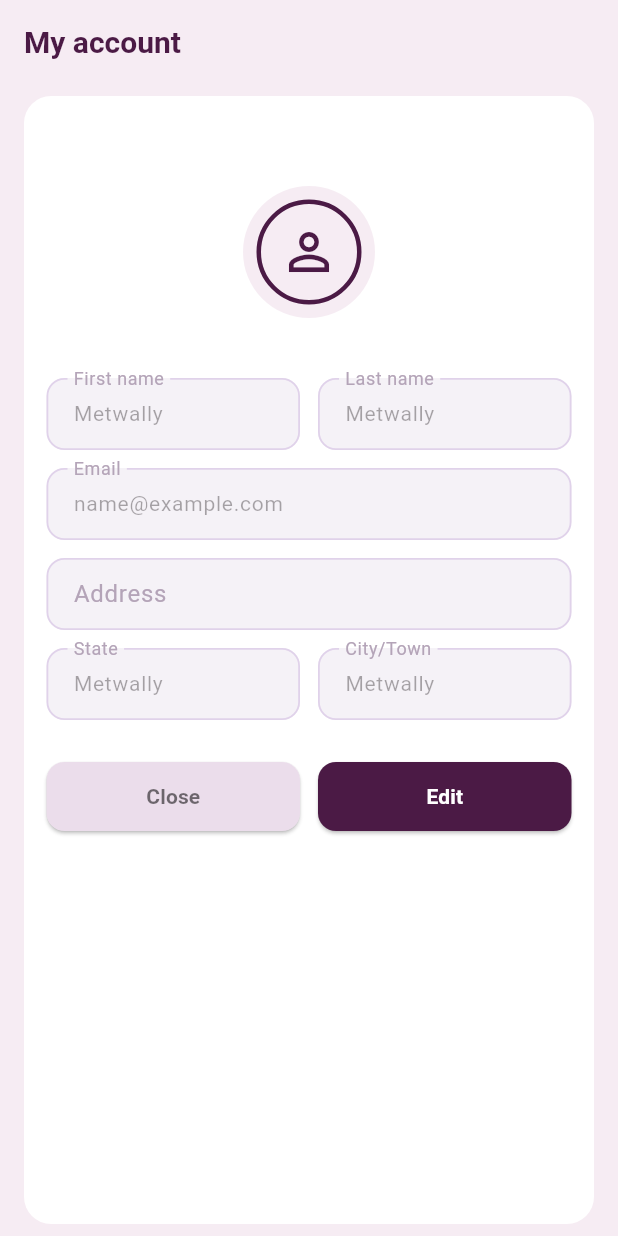
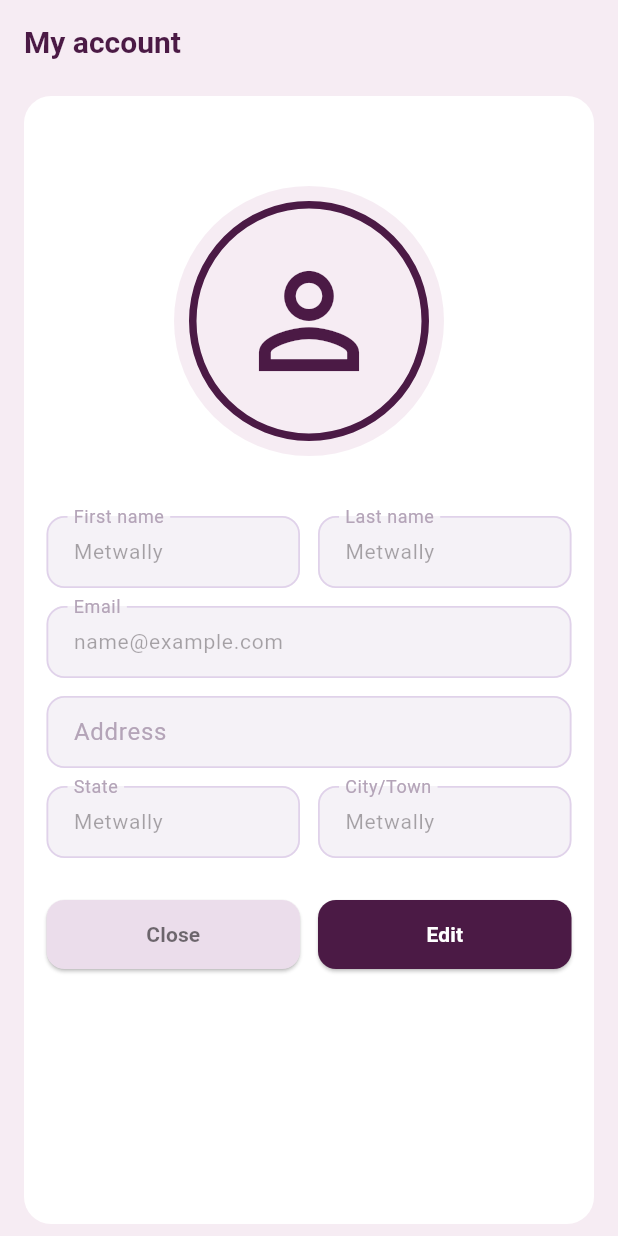
Before and after one commit to IbrahimElshishtawy/animel_setup, a Flutter app: the MyAccountScreen screen opened by its route, on a phone screen of 412 x 824 dp. Run offline on Flutter 3.47's test engine with Material 3 defaults, Android fonts, the phone set to English and light mode, and no system bars; our stand-ins replace go_router; Roboto replaces fonts that are missing (Poppins).

Commit message:
Update account_header_icon.dart

```diff
--- a/animel_core/lib/features/profile/widgets/account_header_icon.dart
+++ b/animel_core/lib/features/profile/widgets/account_header_icon.dart
@@ -7,18 +7,18 @@ class AccountHeaderIcon extends StatelessWidget {
   Widget build(BuildContext context) {
     return Center(
       child: CircleAvatar(
-        radius: 44,
+        radius: 90,
         backgroundColor: const Color(0xFFF6ECF3),
         child: Container(
-          width: 70,
-          height: 70,
+          width: 160,
+          height: 200,
           decoration: BoxDecoration(
             shape: BoxShape.circle,
-            border: Border.all(width: 3, color: const Color(0xFF4B1A45)),
+            border: Border.all(width: 5, color: const Color(0xFF4B1A45)),
           ),
           child: const Icon(
             Icons.person_outline,
-            size: 40,
+            size: 100,
             color: Color(0xFF4B1A45),
           ),
         ),
```
